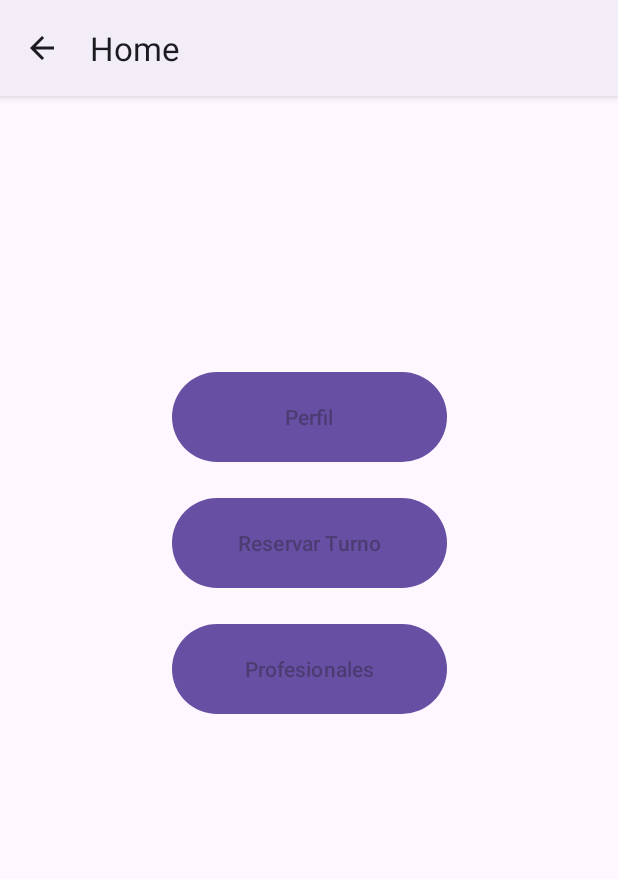
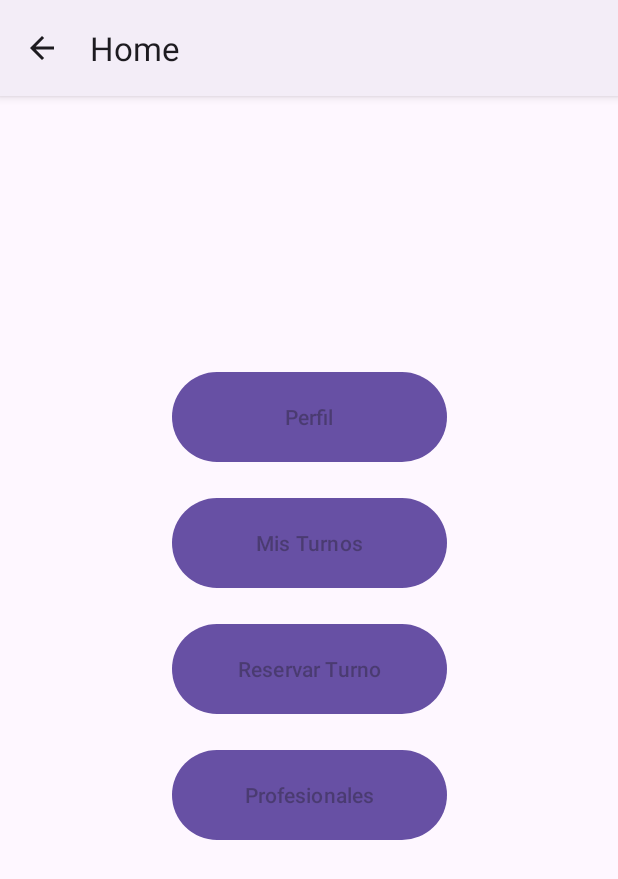
Before and after one commit to Connect-Salud-ISPC/Programador-de-Aplicaciones-Moviles-2022, an Android app: the Home screen opened directly, with no data from a screen before it, on a phone screen of 412 x 824 dp. Shown: the top 879 px of the screen. Run offline under Robolectric (Android 15) with nearby library versions, the phone set to English and light mode, and no system bars.

Commit message:
creación activity y boton de Mis Turnos

```diff
--- a/app/src/main/AndroidManifest.xml
+++ b/app/src/main/AndroidManifest.xml
@@ -12,6 +12,9 @@
         android:supportsRtl="true"
         android:theme="@style/Theme.ConnectSalud"
         tools:targetApi="31">
+        <activity
+            android:name=".Turnos"
+            android:exported="false" />
         <activity
             android:name=".Profesionales"
             android:exported="false" />
--- a/app/src/main/java/com/example/connectsalud/Home.java
+++ b/app/src/main/java/com/example/connectsalud/Home.java
@@ -27,4 +27,9 @@ public class Home extends AppCompatActivity {
         Intent intent = new Intent(this, Profesionales.class);
         startActivity(intent);
     }
+
+    public void launchTurnos(View view) {
+        Intent intent = new Intent(this, Turnos.class);
+        startActivity(intent);
+    }
 }
--- a/app/src/main/res/layout/activity_home.xml
+++ b/app/src/main/res/layout/activity_home.xml
@@ -26,7 +26,7 @@
         android:onClick="launchReserve"
         app:layout_constraintEnd_toEndOf="parent"
         app:layout_constraintStart_toStartOf="parent"
-        app:layout_constraintTop_toBottomOf="@id/button_perfil"
+        app:layout_constraintTop_toBottomOf="@id/button_turnos"
         tools:text="@string/button_reserve" />
     <Button
         android:id="@+id/button_profesionales"
@@ -39,4 +39,15 @@
         app:layout_constraintStart_toStartOf="parent"
         app:layout_constraintTop_toBottomOf="@id/button_reserve"
         tools:text="@string/button_profesionales" />
+    <Button
+        android:id="@+id/button_turnos"
+        android:layout_width="183dp"
+        android:layout_height="68dp"
+        android:layout_marginTop="16dp"
+        android:hint="@string/button_turnos"
+        android:onClick="launchTurnos"
+        app:layout_constraintEnd_toEndOf="parent"
+        app:layout_constraintStart_toStartOf="parent"
+        app:layout_constraintTop_toBottomOf="@id/button_perfil"
+        tools:text="@string/button_turnos" />
 </androidx.constraintlayout.widget.ConstraintLayout>
--- a/app/src/main/res/values/strings.xml
+++ b/app/src/main/res/values/strings.xml
@@ -11,4 +11,5 @@
     <string name="button_perfil">Perfil</string>
     <string name="button_reserve">Reservar Turno</string>
     <string name="button_profesionales">Profesionales</string>
+    <string name="button_turnos">Mis Turnos</string>
 </resources>
```
Also changed, not shown: app/src/main/java/com/example/connectsalud/Turnos.java (added, +14 -0 lines), app/src/main/res/layout/activity_turnos.xml (added, +9 -0 lines).
